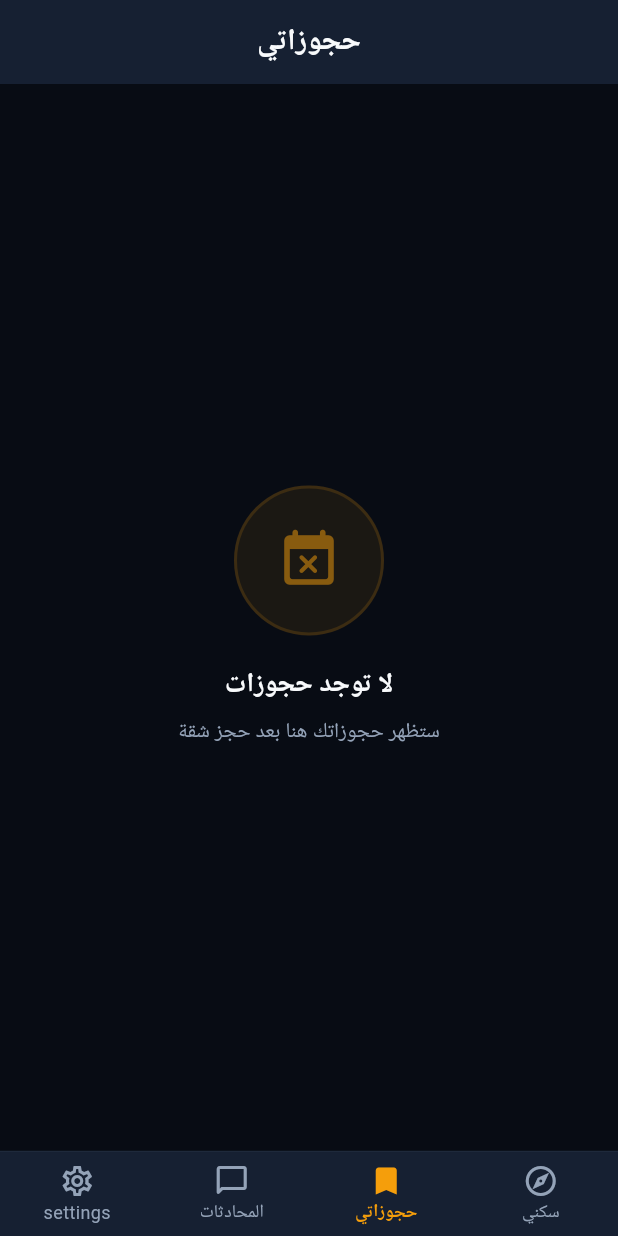
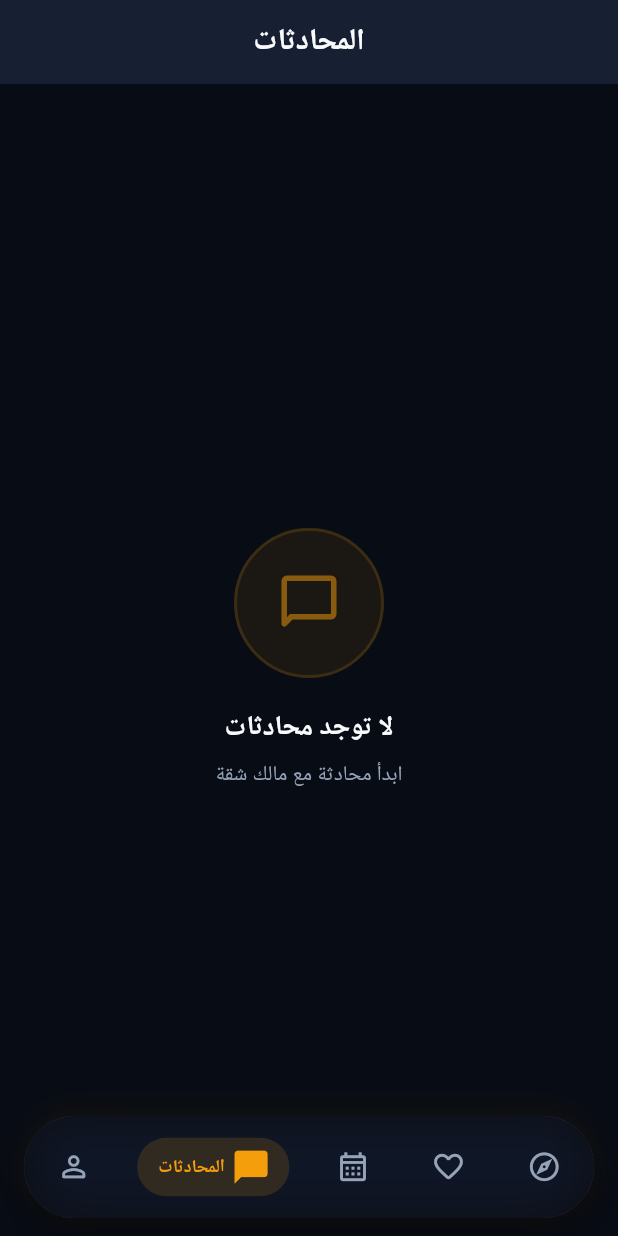
Before and after one commit to body333223/sakani_app, a Flutter app: the TenantHomeScreen screen opened directly, item 2 of the bottom bar chosen, on a phone screen of 412 x 824 dp. Run offline on Flutter 3.47's test engine with Material 3 defaults, Android fonts, the phone set to English and light mode, and no system bars; our stand-ins replace cached_network_image, equatable, flutter_bloc, get_it, google_fonts, image_picker and 1 more; missing offline and left inert: encrypt; network calls fail; Roboto replaces fonts that are missing (Tajawal).

Commit message:
feat(ui): implement Phase 3 Wishlist, Phase 4 Profile, and state-of-the-art LuxuryNavBar dock

```diff
--- a/lib/core/localization/app_localizations.dart
+++ b/lib/core/localization/app_localizations.dart
@@ -31,6 +31,9 @@ class AppLocalizations {
       'arabic': 'العربية',
       'english': 'English',
       'home': 'الرئيسية',
+      'explore': 'استكشاف',
+      'wishlist': 'المفضلة',
+      'favorites': 'المفضلة',
       'myBookings': 'حجوزاتي',
       'chats': 'المحادثات',
       'myAccount': 'حسابي',
@@ -118,6 +121,9 @@ class AppLocalizations {
       'arabic': 'العربية',
       'english': 'English',
       'home': 'Home',
+      'explore': 'Explore',
+      'wishlist': 'Wishlist',
+      'favorites': 'Favorites',
       'myBookings': 'My Bookings',
       'chats': 'Chats',
       'myAccount': 'My Account',
--- /dev/null
+++ b/lib/core/widgets/luxury_nav_bar.dart
@@ -0,0 +1,153 @@
+import 'dart:ui';
+import 'package:flutter/material.dart';
+import 'package:sakani/core/config/theme.dart';
+
+class LuxuryNavItem {
+  final IconData selectedIcon;
+  final IconData unselectedIcon;
+  final String label;
+  final int? badgeCount;
+
+  const LuxuryNavItem({
+    required this.selectedIcon,
+    required this.unselectedIcon,
+    required this.label,
+    this.badgeCount,
+  });
+}
+
+class LuxuryNavBar extends StatelessWidget {
+  final int currentIndex;
+  final ValueChanged<int> onTap;
+  final List<LuxuryNavItem> items;
+
+  const LuxuryNavBar({
+    super.key,
+    required this.currentIndex,
+    required this.onTap,
+    required this.items,
+  });
+
+  @override
+  Widget build(BuildContext context) {
+    return SafeArea(
+      child: Padding(
+        padding: const EdgeInsets.fromLTRB(16, 0, 16, 12),
+        child: Container(
+          height: 68,
+          decoration: BoxDecoration(
+            color: context.isDark
+                ? const Color(0xFF0F172A).withValues(alpha: 0.88)
+                : Colors.white.withValues(alpha: 0.92),
+            borderRadius: BorderRadius.circular(36),
+            border: Border.all(
+              color: context.isDark
+                  ? Colors.white.withValues(alpha: 0.12)
+                  : Colors.black.withValues(alpha: 0.08),
+              width: 1.2,
+            ),
+            boxShadow: [
+              BoxShadow(
+                color: Colors.black.withValues(alpha: context.isDark ? 0.45 : 0.12),
+                blurRadius: 24,
+                offset: const Offset(0, 8),
+              ),
+              if (context.isDark)
+                BoxShadow(
+                  color: context.accentColor.withValues(alpha: 0.06),
+                  blurRadius: 16,
+                  offset: const Offset(0, -2),
+                ),
+            ],
+          ),
+          clipBehavior: Clip.antiAlias,
+          child: BackdropFilter(
+            filter: ImageFilter.blur(sigmaX: 18, sigmaY: 18),
+            child: Row(
+              mainAxisAlignment: MainAxisAlignment.spaceAround,
+              children: List.generate(items.length, (index) {
+                final item = items[index];
+                final isSelected = currentIndex == index;
+
+                return GestureDetector(
+                  onTap: () => onTap(index),
+                  behavior: HitTestBehavior.opaque,
+                  child: AnimatedContainer(
+                    duration: const Duration(milliseconds: 250),
+                    curve: Curves.easeOutCubic,
+                    padding: EdgeInsets.symmetric(
+                      horizontal: isSelected ? 14 : 10,
+                      vertical: 8,
+                    ),
+                    decoration: BoxDecoration(
+                      color: isSelected
+                          ? context.accentColor.withValues(alpha: 0.15)
+                          : Colors.transparent,
+                      borderRadius: BorderRadius.circular(24),
+                    ),
+                    child: Row(
+                      mainAxisSize: MainAxisSize.min,
+                      children: [
+                        Stack(
+                          clipBehavior: Clip.none,
+                          children: [
+                            AnimatedScale(
+                              scale: isSelected ? 1.15 : 1.0,
+                              duration: const Duration(milliseconds: 200),
+                              child: Icon(
+                                isSelected ? item.selectedIcon : item.unselectedIcon,
+                                color: isSelected
+                                    ? context.accentColor
+                                    : context.textSecondary,
+                                size: 23,
+                              ),
+                            ),
+                            if (item.badgeCount != null && item.badgeCount! > 0)
+                              Positioned(
+                                top: -4,
+                                right: -4,
+                                child: Container(
+                                  padding: const EdgeInsets.all(4),
+                                  decoration: const BoxDecoration(
+                                    color: AppColors.error,
+                                    shape: BoxShape.circle,
+                                  ),
+                                  child: Text(
+                                    '${item.badgeCount}',
+                                    style: const TextStyle(
+                                      color: Colors.white,
+                                      fontSize: 9,
+                                      fontWeight: FontWeight.bold,
+                                    ),
+                                  ),
+                                ),
+                              ),
+                          ],
+                        ),
+                        if (isSelected) ...[
+                          const SizedBox(width: 6),
+                          AnimatedOpacity(
+                            opacity: isSelected ? 1.0 : 0.0,
+                            duration: const Duration(milliseconds: 200),
+                            child: Text(
+                              item.label,
+                              style: TextStyle(
+                                color: context.accentColor,
+                                fontWeight: FontWeight.w800,
+                                fontSize: 12,
+                              ),
+                            ),
+                          ),
+                        ],
+                      ],
+                    ),
+                  ),
+                );
+              }),
+            ),
+          ),
+        ),
+      ),
+    );
+  }
+}
--- a/lib/features/apartments/presentation/screens/home_screen.dart
+++ b/lib/features/apartments/presentation/screens/home_screen.dart
@@ -12,6 +12,9 @@ import 'package:sakani/features/apartments/presentation/widgets/featured_carouse
 import 'package:sakani/features/apartments/presentation/widgets/city_filter_bar.dart';
 import 'package:sakani/features/apartments/presentation/widgets/filter_bottom_sheet.dart';
 import 'package:sakani/features/apartments/presentation/widgets/quick_sort_bar.dart';
+import 'package:sakani/core/widgets/luxury_nav_bar.dart';
+import 'package:sakani/features/apartments/presentation/cubit/wishlist_cubit.dart';
+import 'package:sakani/features/apartments/presentation/screens/wishlist_screen.dart';
 import 'package:sakani/features/bookings/presentation/screens/my_bookings_screen.dart';
 import 'package:sakani/features/chat/presentation/screens/chat_list_screen.dart';
 import 'package:sakani/features/settings/presentation/providers/locale_provider.dart';
@@ -48,6 +51,7 @@ class _TenantHomeScreenState extends State<TenantHomeScreen> {
 
     final List<Widget> pages = [
       _buildExploreTab(tr),
+      WishlistScreen(onExplore: () => setState(() => _currentIndex = 0)),
       const MyBookingsScreen(isEmbedded: true),
       const ChatListScreen(isEmbedded: true),
       const SettingsScreen(isEmbedded: true),
@@ -55,12 +59,14 @@ class _TenantHomeScreenState extends State<TenantHomeScreen> {
 
     final List<String> titles = [
       tr.tr('appName'),
+      tr.tr('wishlist'),
       tr.tr('myBookings'),
       tr.tr('chats'),
-      tr.tr('settings'),
+      tr.tr('myAccount'),
     ];
 
     return Scaffold(
+      extendBody: true,
       appBar: AppBar(
         automaticallyImplyLeading: false,
         title: Text(
@@ -78,7 +84,7 @@ class _TenantHomeScreenState extends State<TenantHomeScreen> {
                     Icons.chat_bubble_outline_rounded,
                     color: context.accentColor,
                   ),
-                  onPressed: () => setState(() => _currentIndex = 2),
+                  onPressed: () => setState(() => _currentIndex = 3),
                 ),
               ]
             : null,
@@ -246,7 +252,7 @@ class _TenantHomeScreenState extends State<TenantHomeScreen> {
                               ],
                             )
                           : ListView.builder(
-                              padding: const EdgeInsets.symmetric(horizontal: 16, vertical: 8),
+                              padding: const EdgeInsets.only(left: 16, right: 16, top: 8, bottom: 96),
                               itemCount: filtered.length + (_searchQuery.isEmpty && allApartments.length > 1 ? 2 : 0),
                               itemBuilder: (context, index) {
                                 final showFeatured = _searchQuery.isEmpty && allApartments.length > 1;
@@ -310,42 +316,39 @@ class _TenantHomeScreenState extends State<TenantHomeScreen> {
   }
 
   Widget _buildBottomNav(AppLocalizations tr) {
-    return Container(
-      decoration: BoxDecoration(
-        color: context.surfaceColor,
-        border: Border(top: BorderSide(color: context.borderColor, width: 0.8)),
-      ),
-      child: BottomNavigationBar(
+    final wishlistCount = context.watch<WishlistCubit>().state.length;
+
+    return LuxuryNavBar(
       currentIndex: _currentIndex,
       onTap: (index) => setState(() => _currentIndex = index),
-        backgroundColor: Colors.transparent,
-        elevation: 0,
-        type: BottomNavigationBarType.fixed,
-        selectedItemColor: context.accentColor,
-        unselectedItemColor: context.textSecondary,
       items: [
-          BottomNavigationBarItem(
-            icon: const Icon(Icons.explore_outlined),
-            activeIcon: const Icon(Icons.explore_rounded),
-            label: tr.tr('appName'),
+        LuxuryNavItem(
+          selectedIcon: Icons.explore_rounded,
+          unselectedIcon: Icons.explore_outlined,
+          label: tr.tr('explore'),
         ),
-          BottomNavigationBarItem(
-            icon: const Icon(Icons.bookmark_border_rounded),
-            activeIcon: const Icon(Icons.bookmark_rounded),
+        LuxuryNavItem(
+          selectedIcon: Icons.favorite_rounded,
+          unselectedIcon: Icons.favorite_border_rounded,
+          label: tr.tr('wishlist'),
+          badgeCount: wishlistCount > 0 ? wishlistCount : null,
+        ),
+        LuxuryNavItem(
+          selectedIcon: Icons.calendar_month_rounded,
+          unselectedIcon: Icons.calendar_month_outlined,
           label: tr.tr('myBookings'),
         ),
-          BottomNavigationBarItem(
-            icon: const Icon(Icons.chat_bubble_outline_rounded),
-            activeIcon: const Icon(Icons.chat_bubble_rounded),
+        LuxuryNavItem(
+          selectedIcon: Icons.chat_bubble_rounded,
+          unselectedIcon: Icons.chat_bubble_outline_rounded,
           label: tr.tr('chats'),
         ),
-          BottomNavigationBarItem(
-            icon: const Icon(Icons.settings_outlined),
-            activeIcon: const Icon(Icons.settings_rounded),
-            label: tr.tr('settings'),
+        LuxuryNavItem(
+          selectedIcon: Icons.person_rounded,
+          unselectedIcon: Icons.person_outline_rounded,
+          label: tr.tr('myAccount'),
         ),
       ],
-      ),
     );
   }
 }
--- a/lib/main.dart
+++ b/lib/main.dart
@@ -27,6 +27,7 @@ import 'package:sakani/features/auth/presentation/cubit/auth_cubit.dart';
 import 'package:sakani/features/auth/presentation/cubit/auth_state.dart';
 import 'package:sakani/features/splash/presentation/screens/splash_screen.dart';
 import 'package:sakani/features/apartments/presentation/cubit/apartment_cubit.dart';
+import 'package:sakani/features/apartments/presentation/cubit/wishlist_cubit.dart';
 import 'package:sakani/features/bookings/presentation/cubit/booking_cubit.dart';
 import 'package:sakani/features/chat/presentation/cubit/chat_cubit.dart';
 import 'package:sakani/features/auth/data/services/auth_service.dart';
@@ -49,6 +50,7 @@ class SakaniApp extends StatelessWidget {
         BlocProvider<ApartmentCubit>(create: (_) => sl<ApartmentCubit>()),
         BlocProvider<BookingCubit>(create: (_) => sl<BookingCubit>()),
         BlocProvider<ChatCubit>(create: (_) => sl<ChatCubit>()),
+        BlocProvider<WishlistCubit>(create: (_) => WishlistCubit()),
         ChangeNotifierProvider(create: (_) => LocaleProvider()),
         ChangeNotifierProvider(create: (_) => ThemeProvider()),
         ChangeNotifierProvider(create: (_) => AuthProvider()),
```
Also changed, not shown: lib/features/apartments/presentation/cubit/wishlist_cubit.dart (added, +40 -0 lines), lib/features/apartments/presentation/screens/dashboard_screen.dart (+39 -24 lines), lib/features/apartments/presentation/screens/wishlist_screen.dart (added, +142 -0 lines), lib/features/apartments/presentation/widgets/apartment_card.dart (+6 -4 lines), lib/features/settings/presentation/screens/settings_screen.dart (+100 -2 lines). Lines whose indentation alone changed are shown as unchanged.
